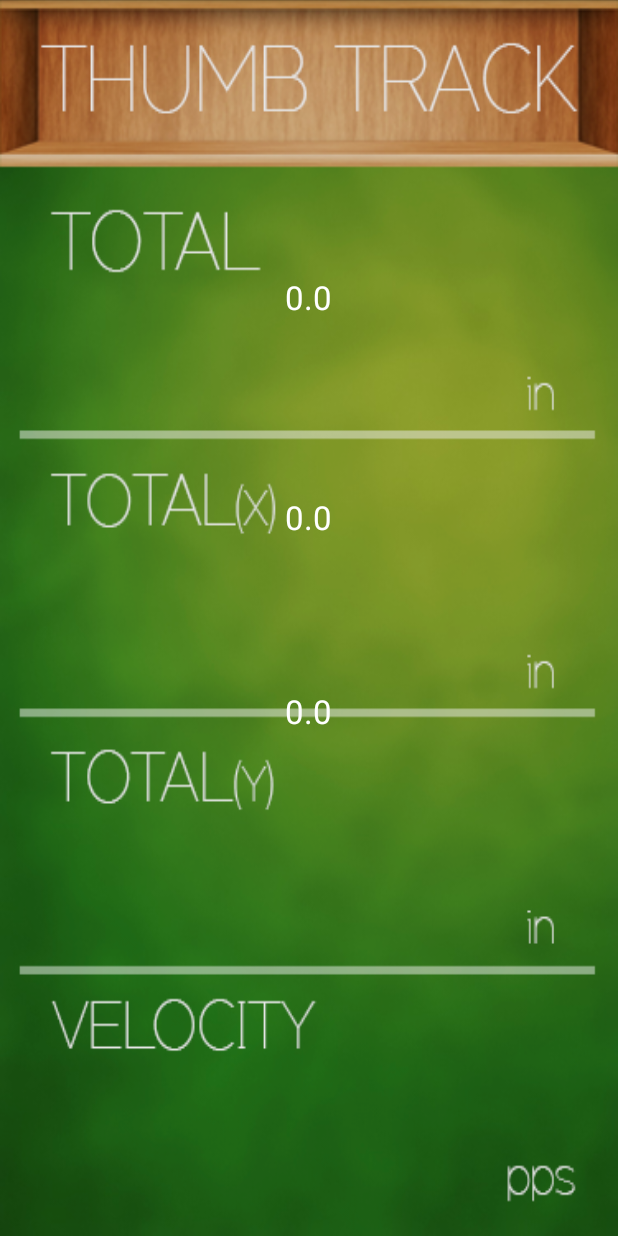
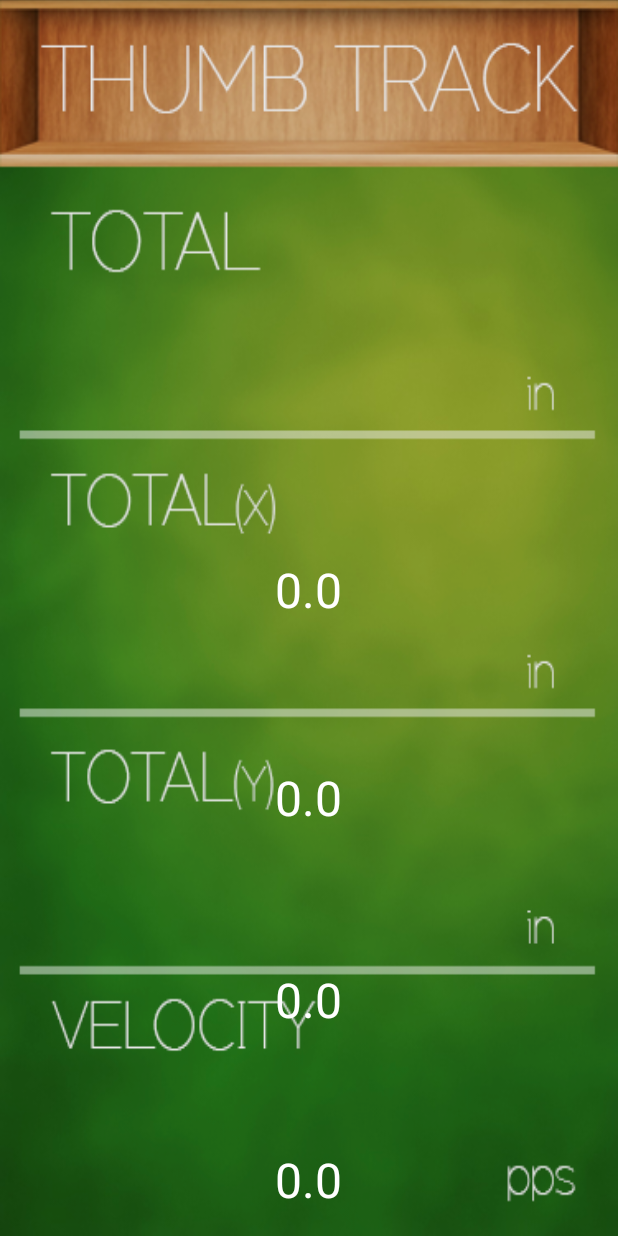
Before and after one commit to michaelkulbacki/ThumbTrack, an Android app: the MyActivity screen opened directly, with no data from a screen before it, on a phone screen of 412 x 824 dp. Run offline under Robolectric (Android 15) with nearby library versions, the phone set to English and light mode, and no system bars.

Commit message:
added velocity to UI

```diff
--- a/MyApplication/app/src/main/java/ubhacking/thumbpedometer/MyActivity.java
+++ b/MyApplication/app/src/main/java/ubhacking/thumbpedometer/MyActivity.java
@@ -31,6 +31,7 @@ public class MyActivity extends Activity{
         TextView Xinch = (TextView)findViewById(R.id.Xinch);
         TextView Yinch = (TextView)findViewById(R.id.Yinch);
         TextView Totalinch = (TextView)findViewById(R.id.Totalinch);
+        TextView Velocity = (TextView)findViewById(R.id.Velocity);
 
 
 
@@ -41,7 +42,7 @@ public class MyActivity extends Activity{
 
         View v = getWindow().getDecorView();
 
-        v.setOnTouchListener(new Touchable(data, Xinch, Yinch, Totalinch, _density));  //Must give value of data class
+        v.setOnTouchListener(new Touchable(data, Xinch, Yinch, Totalinch, Velocity, _density));  //Must give value of data class
     }
 
     @Override
--- a/MyApplication/app/src/main/java/ubhacking/thumbpedometer/Touchable.java
+++ b/MyApplication/app/src/main/java/ubhacking/thumbpedometer/Touchable.java
@@ -14,11 +14,11 @@ public class Touchable implements View.OnTouchListener{
     private int _count;
     private double[] _list;
     private Data _data;
-    private TextView _Xinch, _Yinch, _Totalinch;
+    private TextView _Xinch, _Yinch, _Totalinch, _velocity;
     private float xInit, yInit;
     private float _xDist, _yDist, _totalDist, _density;
 
-    public Touchable(Data d, TextView Xin, TextView Yin, TextView Totalin, float density){
+    public Touchable(Data d, TextView Xin, TextView Yin, TextView Totalin, TextView velocity, float density){
         super();
         _count = 0;
         _list = new double[10];
@@ -26,6 +26,7 @@ public class Touchable implements View.OnTouchListener{
         _Xinch = Xin;
         _Yinch = Yin;
         _Totalinch = Totalin;
+        _velocity = velocity;
         _density = density;
     }
 
@@ -82,9 +83,7 @@ public class Touchable implements View.OnTouchListener{
                 _Xinch.setText("" + calcXInch());
                 _Yinch.setText("" + calcYInch());
                 _Totalinch.setText("" + calcTotalInch());
-
-
-
+                _velocity.setText("" + velocity(_list));
             }
         }
 
--- a/MyApplication/app/src/main/res/layout/activity_my.xml
+++ b/MyApplication/app/src/main/res/layout/activity_my.xml
@@ -19,9 +19,11 @@
         android:textColor="#ffffffff"
         android:layout_row="10"
         android:layout_column="10"
-        android:layout_marginTop="167dp"
-        android:layout_alignParentTop="true"
-        android:layout_centerHorizontal="true" />
+        android:textSize="@dimen/font_size"
+        android:layout_marginBottom="95dp"
+        android:layout_above="@+id/Xinch"
+        android:layout_alignLeft="@+id/Xinch"
+        android:layout_alignStart="@+id/Xinch" />
 
     <TextView
         android:layout_width="wrap_content"
@@ -33,8 +35,9 @@
         android:layout_row="11"
         android:layout_column="9"
         android:layout_gravity="bottom"
-        android:layout_marginTop="100dp"
-        android:layout_below="@+id/Xinch"
+        android:textSize="@dimen/font_size"
+        android:layout_marginBottom="120dp"
+        android:layout_alignParentBottom="true"
         android:layout_alignLeft="@+id/Xinch"
         android:layout_alignStart="@+id/Xinch" />
 
@@ -47,9 +50,20 @@
         android:textColor="#ffffffff"
         android:layout_column="9"
         android:layout_gravity="center_vertical"
-        android:layout_marginTop="117dp"
-        android:layout_below="@+id/Totalinch"
-        android:layout_alignLeft="@+id/Totalinch"
-        android:layout_alignStart="@+id/Totalinch" />
+        android:textSize="@dimen/font_size"
+        android:layout_marginBottom="91dp"
+        android:layout_above="@+id/Yinch"
+        android:layout_centerHorizontal="true" />
+
+    <TextView
+        android:layout_width="wrap_content"
+        android:layout_height="wrap_content"
+        android:textAppearance="?android:attr/textAppearanceLarge"
+        android:text="0.0"
+        android:id="@+id/Velocity"
+        android:layout_alignParentBottom="true"
+        android:layout_centerHorizontal="true"
+        android:textColor="#ffffffff"
+        android:textSize="@dimen/font_size" />
 
 </RelativeLayout>
--- a/MyApplication/app/src/main/res/values/dimens.xml
+++ b/MyApplication/app/src/main/res/values/dimens.xml
@@ -2,4 +2,5 @@
     <!-- Default screen margins, per the Android Design guidelines. -->
     <dimen name="activity_horizontal_margin">16dp</dimen>
     <dimen name="activity_vertical_margin">16dp</dimen>
+    <dimen name="font_size">32sp</dimen>
 </resources>
```
